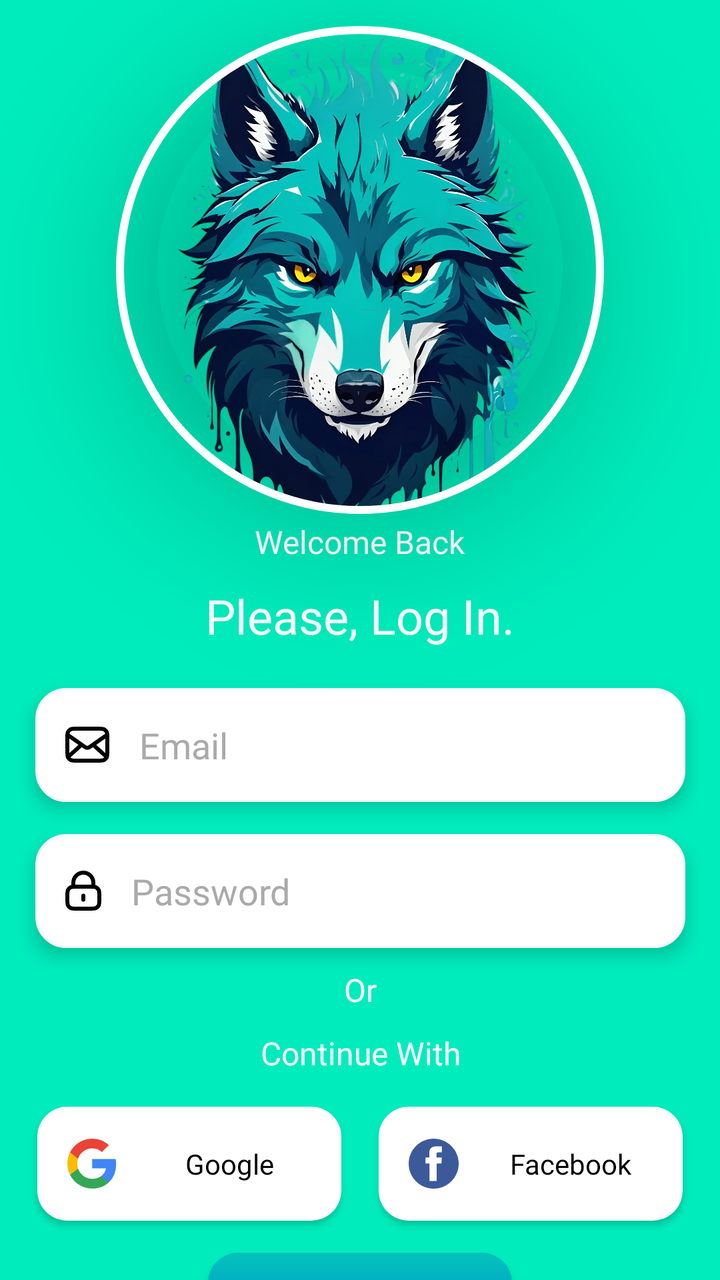
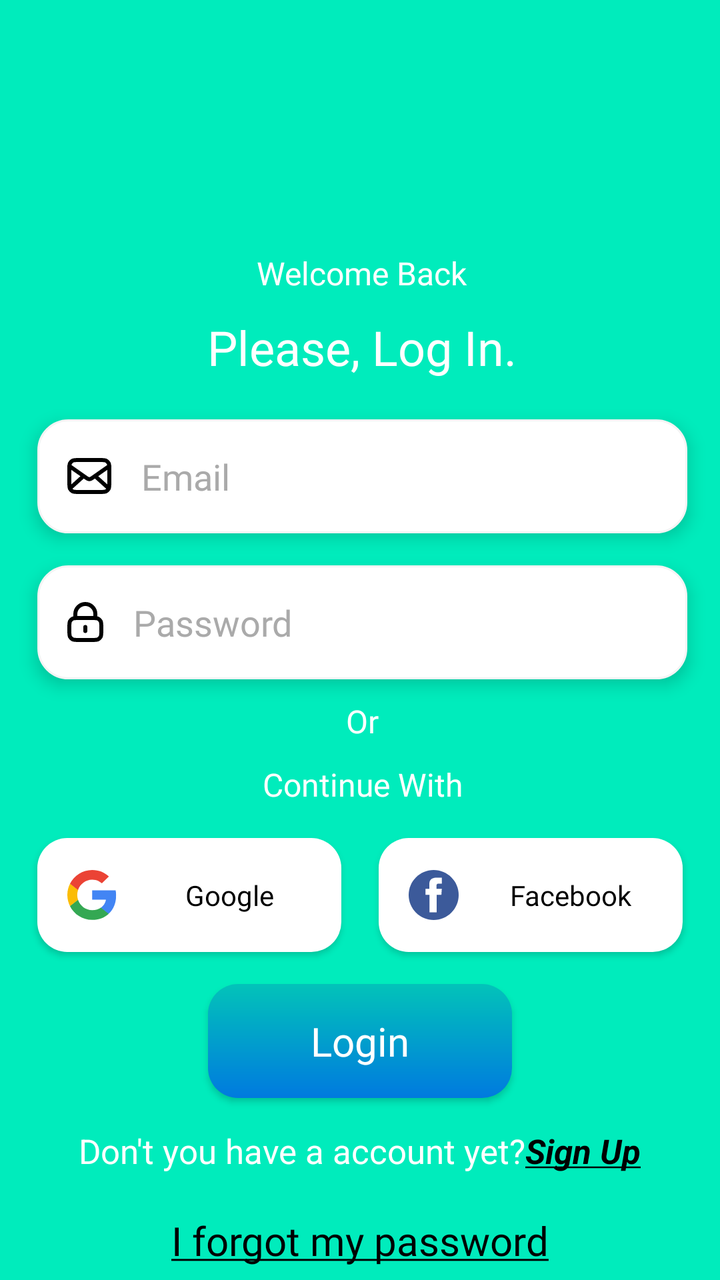

Before-and-after screenshots of an Android layout around one commit, followed by the original layout XML and the change that was made.
<!-- AndroidManifest.xml: activity theme Theme.GharKhojo -->
<!-- res/layout/activity_login.xml -->
<?xml version="1.0" encoding="utf-8"?>
<androidx.core.widget.NestedScrollView
    xmlns:android="http://schemas.android.com/apk/res/android"
    xmlns:app="http://schemas.android.com/apk/res-auto"
    xmlns:tools="http://schemas.android.com/tools"
    android:id="@+id/main"
    android:layout_width="match_parent"
    android:layout_height="match_parent"
    android:fillViewport="true"
    tools:context=".LoginActivity">


    <androidx.constraintlayout.widget.ConstraintLayout
        android:id="@+id/LoginBgLayout"
        android:layout_width="match_parent"
        android:layout_height="wrap_content"
        android:background="@drawable/gradiant_list">

        <com.google.android.material.imageview.ShapeableImageView
            android:id="@+id/shapeableImageView"
            android:layout_width="250dp"
            android:layout_height="250dp"
            android:layout_marginTop="10dp"
            android:elevation="40dp"
            android:padding="5dp"
            android:scaleType="centerCrop"
            android:src="@drawable/fox3"
            app:contentPaddingTop="40dp"
            app:layout_constraintEnd_toEndOf="parent"
            app:layout_constraintStart_toStartOf="parent"
            app:layout_constraintTop_toTopOf="parent"
            app:shapeAppearanceOverlay="@style/foxbiro"
            app:strokeColor="@color/white"
            app:strokeWidth="4dp" />

        <TextView
            android:id="@+id/textView"
            android:layout_width="wrap_content"
            android:layout_height="wrap_content"
            android:fontFamily="@font/lato_bold"
            android:text="Welcome Back"
            android:textColor="@color/white"
            android:textSize="16sp"
            app:layout_constraintEnd_toEndOf="@+id/shapeableImageView"
            app:layout_constraintStart_toStartOf="@+id/shapeableImageView"
            app:layout_constraintTop_toBottomOf="@+id/shapeableImageView" />

        <TextView
            android:id="@+id/textView2"
            android:layout_width="wrap_content"
            android:layout_height="wrap_content"
            android:layout_marginTop="10dp"
            android:fontFamily="@font/lato_extra_bold"
            android:text="Please, Log In."
            android:textColor="@color/white"
            android:textSize="24sp"
            app:layout_constraintEnd_toEndOf="@+id/textView"
            app:layout_constraintStart_toStartOf="@+id/textView"
            app:layout_constraintTop_toBottomOf="@+id/textView" />

        <EditText
            android:id="@+id/editTextTextEmailAddress"
            android:layout_width="325dp"
            android:layout_height="57dp"
            android:textCursorDrawable="@drawable/cursor_color"
            android:layout_marginTop="20dp"
            android:background="@drawable/edittextshape"
            android:drawableLeft="@drawable/mail"
            android:drawablePadding="15dp"
            android:elevation="5dp"
            android:ems="10"
            android:fontFamily="@font/lato_regular"
            android:hint="Email"
            android:inputType="textEmailAddress"
            android:paddingLeft="15dp"
            android:textColor="@color/black"
            android:textColorHint="@android:color/darker_gray"
            app:layout_constraintEnd_toEndOf="@+id/textView2"
            app:layout_constraintStart_toStartOf="@+id/textView2"
            app:layout_constraintTop_toBottomOf="@+id/textView2" />

        <EditText
            android:id="@+id/editTextTextPassword"
            android:layout_width="325dp"
            android:layout_height="57dp"
            android:layout_marginTop="16dp"
            android:textCursorDrawable="@drawable/cursor_color"
            android:background="@drawable/edittextshape"
            android:drawableLeft="@drawable/lock"
            android:drawablePadding="15dp"
            android:elevation="5dp"
            android:ems="10"
            android:fontFamily="@font/lato_regular"
            android:hint="Password"
            android:inputType="textPassword"
            android:paddingLeft="15dp"
            android:textColor="@color/black"
            android:textColorHint="@android:color/darker_gray"
            app:layout_constraintEnd_toEndOf="@+id/editTextTextEmailAddress"
            app:layout_constraintStart_toStartOf="@+id/editTextTextEmailAddress"
            app:layout_constraintTop_toBottomOf="@+id/editTextTextEmailAddress" />

        <TextView
            android:id="@+id/textView7"
            android:layout_width="wrap_content"
            android:layout_height="wrap_content"
            android:layout_marginTop="10dp"
            android:fontFamily="@font/lato_bold"
            android:text="Or"
            android:textColor="@color/white"
            android:textSize="16sp"
            app:layout_constraintEnd_toEndOf="@+id/editTextTextPassword"
            app:layout_constraintStart_toStartOf="@+id/editTextTextPassword"
            app:layout_constraintTop_toBottomOf="@+id/editTextTextPassword" />

        <TextView
            android:id="@+id/textView8"
            android:layout_width="wrap_content"
            android:layout_height="wrap_content"
            android:layout_marginTop="10dp"
            android:fontFamily="@font/lato_bold"
            android:text="Continue With"
            android:textColor="@color/white"
            android:textSize="16sp"
            app:layout_constraintEnd_toEndOf="@+id/textView7"
            app:layout_constraintStart_toStartOf="@+id/textView7"
            app:layout_constraintTop_toBottomOf="@+id/textView7" />

        <androidx.appcompat.widget.AppCompatButton
            android:id="@+id/buttonGoogle"
            android:layout_width="152dp"
            android:layout_height="57dp"
            android:layout_marginTop="16dp"
            android:background="@drawable/whitebutton"
            android:drawableLeft="@drawable/google"
            android:elevation="5dp"
            android:fontFamily="@font/lato_regular"
            android:paddingLeft="15dp"
            android:text="Google"
            android:textAllCaps="false"
            android:textColor="@color/black"
            app:layout_constraintEnd_toStartOf="@+id/buttonFacebook"
            app:layout_constraintHorizontal_bias="0.5"
            app:layout_constraintStart_toStartOf="parent"
            app:layout_constraintTop_toBottomOf="@+id/textView8" />

        <androidx.appcompat.widget.AppCompatButton
            android:id="@+id/buttonFacebook"
            android:layout_width="152dp"
            android:layout_height="57dp"
            android:layout_marginTop="16dp"
            android:background="@drawable/whitebutton"
            android:drawableLeft="@drawable/facebook"
            android:elevation="5dp"
            android:fontFamily="@font/lato_regular"
            android:paddingLeft="15dp"
            android:text="Facebook"
            android:textAllCaps="false"
            android:textColor="@color/black"
            app:layout_constraintEnd_toEndOf="parent"
            app:layout_constraintHorizontal_bias="0.5"
            app:layout_constraintStart_toEndOf="@+id/buttonGoogle"
            app:layout_constraintTop_toBottomOf="@+id/textView8" />

        <androidx.appcompat.widget.AppCompatButton
            android:id="@+id/buttonLogin"
            android:layout_width="152dp"
            android:layout_height="57dp"
            android:layout_marginTop="16dp"
            android:background="@drawable/gradiant_btn_login"
            android:elevation="5dp"
            android:fontFamily="@font/lato_bold"
            android:text="Login"
            android:textAllCaps="false"
            android:textColor="@color/white"
            android:textSize="20sp"
            app:layout_constraintEnd_toEndOf="parent"
            app:layout_constraintStart_toStartOf="parent"
            app:layout_constraintTop_toBottomOf="@+id/buttonGoogle" />

        <com.google.android.material.progressindicator.CircularProgressIndicator
            android:id="@+id/progress_circularLogin"
            android:layout_width="60dp"
            android:layout_height="60dp"
            android:indeterminate="true"
            android:visibility="gone"
            app:indicatorColor="#2196f3"
            app:trackCornerRadius="10dp"
            app:trackThickness="7dp"
            app:layout_constraintEnd_toEndOf="@+id/buttonLogin"
            app:layout_constraintStart_toStartOf="@+id/buttonLogin"
            app:layout_constraintTop_toTopOf="@+id/buttonLogin"
            app:layout_constraintBottom_toBottomOf="@+id/buttonLogin" />

        <TextView
            android:id="@+id/SignUptextView"
            android:layout_width="wrap_content"
            android:layout_height="wrap_content"
            android:layout_marginTop="15dp"
            android:fontFamily="sans-serif"
            android:text="@string/account"
            android:textColor="@color/white"
            android:textSize="17sp"
            app:layout_constraintEnd_toEndOf="@+id/buttonLogin"
            app:layout_constraintStart_toStartOf="@+id/buttonLogin"
            app:layout_constraintTop_toBottomOf="@+id/buttonLogin" />

        <TextView
            android:id="@+id/forgetMyPasstextView"
            android:layout_width="wrap_content"
            android:layout_height="wrap_content"
            android:layout_marginTop="20dp"
            android:layout_marginBottom="20dp"
            android:fontFamily="@font/lato_regular"
            android:text="@string/forgot_password"
            android:textColor="@color/black"
            android:textSize="20sp"
            app:layout_constraintBottom_toBottomOf="parent"
            app:layout_constraintEnd_toEndOf="@+id/SignUptextView"
            app:layout_constraintStart_toStartOf="@+id/SignUptextView"
            app:layout_constraintTop_toBottomOf="@+id/SignUptextView" />

    </androidx.constraintlayout.widget.ConstraintLayout>
</androidx.core.widget.NestedScrollView>
<!-- resources referenced by this layout -->
<resources>
  <color name="black">#FF000000</color>
  <color name="white">#FFFFFF</color>
  <!-- drawable cursor_color (drawable) -->
  <?xml version="1.0" encoding="utf-8"?>
  <shape xmlns:android="http://schemas.android.com/apk/res/android">
      <size android:width="2dp" />
      <solid android:color="@color/your_status_bar_color" /> 
  </shape>
  <!-- drawable edittextshape (drawable) -->
  <?xml version="1.0" encoding="utf-8"?>
  <shape xmlns:android="http://schemas.android.com/apk/res/android">
  <solid android:color="@color/white"/>
      <corners android:radius="15dp"/>
      <stroke android:color="#f4f4f4" android:width="1dp"/>
  </shape>
  <!-- drawable fox3: webp bitmap (drawable, 340904 bytes) -->
  <!-- drawable gradiant_btn_login (drawable) -->
  <?xml version="1.0" encoding="utf-8"?>
  <shape xmlns:android="http://schemas.android.com/apk/res/android">
      <gradient android:angle="-45" android:startColor="@color/fox_color" android:endColor="@color/end_color"/>
  
      <corners android:radius="15dp"/>
  </shape>
  <!-- drawable gradiant_list (drawable) -->
  <?xml version="1.0" encoding="utf-8"?>
  <animation-list xmlns:android="http://schemas.android.com/apk/res/android">
  <item
      android:drawable="@drawable/background1"
      android:duration="3000"/>
  
      <item
          android:drawable="@drawable/background2"
          android:duration="3000"/>
  
      <item
          android:drawable="@drawable/fox_bg"
          android:duration="3000"/>
  
  </animation-list>
  <!-- drawable whitebutton (drawable) -->
  <?xml version="1.0" encoding="utf-8"?>
  <shape xmlns:android="http://schemas.android.com/apk/res/android">
  <solid android:color="@color/white" />
      <corners android:radius="15dp"/>
  </shape>
  <string name="account">Don\'t you have a account yet?<font color="@color/black"><b><u><i>Sign Up</i></u></b></font></string>
  <string name="forgot_password"><u>I forgot my password</u></string>
  <style name="foxbiro">
          <item name="cornerFamily">
              rounded
          </item>
          <item name="cornerSize">
              50%
          </item>
      </style>
  <style name="Theme.GharKhojo" parent="Base.Theme.GharKhojo" />
  <color name="your_status_bar_color">#00ecbc</color>
  <color name="fox_color">#02C3B9</color>
  <color name="end_color">#007adf</color>
  <!-- drawable background1 (drawable) -->
  <?xml version="1.0" encoding="utf-8"?>
  <selector xmlns:android="http://schemas.android.com/apk/res/android">
  <item>
      <shape>
  
  
  
  
          <solid android:color="#00ecbc"/>
      </shape>
  </item>
  </selector>
  <!-- drawable background2 (drawable) -->
  <?xml version="1.0" encoding="utf-8"?>
  <selector xmlns:android="http://schemas.android.com/apk/res/android">
      <item>
          <shape>
              <gradient
  
                  android:angle="225"
                  android:startColor="#00ecbc"
                  android:endColor="#007adf"/>
          </shape>
      </item>
  </selector>
  <!-- drawable fox_bg (drawable) -->
  <?xml version="1.0" encoding="utf-8"?>
  <selector xmlns:android="http://schemas.android.com/apk/res/android">
      <item>
          <shape>
              <gradient
                  android:angle="90"
                  android:startColor= "#007adf"
                  android:endColor="#00ecbc"
                  android:type="linear"/>
          </shape>
      </item>
  </selector>
  <style name="Base.Theme.GharKhojo" parent="Theme.MaterialComponents.DayNight.NoActionBar">
          
          <item name="android:statusBarColor">@color/expBlue</item>
          <item name="colorPrimary">@color/expBlue</item>
          
      </style>
  <color name="expBlue">#007FFF</color>
  <!-- unchanged entries left out for length: 4 -->
</resources>

<!-- the commit's change to res/layout/activity_login.xml (unified diff, before → after) -->
@@ -16,34 +16,21 @@
         android:layout_height="wrap_content"
         android:background="@drawable/gradiant_list">
 
-        <com.google.android.material.imageview.ShapeableImageView
-            android:id="@+id/shapeableImageView"
-            android:layout_width="250dp"
-            android:layout_height="250dp"
-            android:layout_marginTop="10dp"
-            android:elevation="40dp"
-            android:padding="5dp"
-            android:scaleType="centerCrop"
-            android:src="@drawable/fox3"
-            app:contentPaddingTop="40dp"
+
+        <TextView
+            android:id="@+id/textView"
+            android:layout_width="wrap_content"
+            android:layout_height="wrap_content"
+            android:fontFamily="@font/lato_bold"
+            android:text="Welcome Back"
+            android:textColor="@color/white"
+            android:textSize="16sp"
+            app:layout_constraintBottom_toBottomOf="parent"
             app:layout_constraintEnd_toEndOf="parent"
+            app:layout_constraintHorizontal_bias="0.504"
             app:layout_constraintStart_toStartOf="parent"
             app:layout_constraintTop_toTopOf="parent"
-            app:shapeAppearanceOverlay="@style/foxbiro"
-            app:strokeColor="@color/white"
-            app:strokeWidth="4dp" />
-
-        <TextView
-            android:id="@+id/textView"
-            android:layout_width="wrap_content"
-            android:layout_height="wrap_content"
-            android:fontFamily="@font/lato_bold"
-            android:text="Welcome Back"
-            android:textColor="@color/white"
-            android:textSize="16sp"
-            app:layout_constraintEnd_toEndOf="@+id/shapeableImageView"
-            app:layout_constraintStart_toStartOf="@+id/shapeableImageView"
-            app:layout_constraintTop_toBottomOf="@+id/shapeableImageView" />
+            app:layout_constraintVertical_bias="0.199" />
 
         <TextView
             android:id="@+id/textView2"
<!-- resource entries referenced after the edit -->
@@ -15,7 +15,6 @@
       <corners android:radius="15dp"/>
       <stroke android:color="#f4f4f4" android:width="1dp"/>
   </shape>
-  <!-- drawable fox3: webp bitmap (drawable, 340904 bytes) -->
   <!-- drawable gradiant_btn_login (drawable) -->
   <?xml version="1.0" encoding="utf-8"?>
   <shape xmlns:android="http://schemas.android.com/apk/res/android">
@@ -47,14 +46,6 @@
   </shape>
   <string name="account">Don\'t you have a account yet?<font color="@color/black"><b><u><i>Sign Up</i></u></b></font></string>
   <string name="forgot_password"><u>I forgot my password</u></string>
-  <style name="foxbiro">
-          <item name="cornerFamily">
-              rounded
-          </item>
-          <item name="cornerSize">
-              50%
-          </item>
-      </style>
   <style name="Theme.GharKhojo" parent="Base.Theme.GharKhojo" />
   <color name="your_status_bar_color">#00ecbc</color>
   <color name="fox_color">#02C3B9</color>
